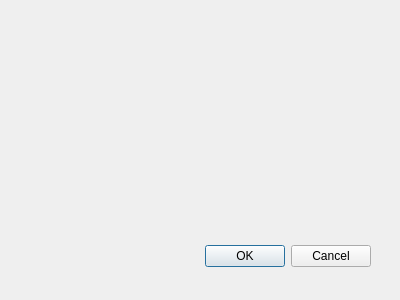
kky107102/qt_scheduler, file editscheduledialog.ui: the form before one commit.
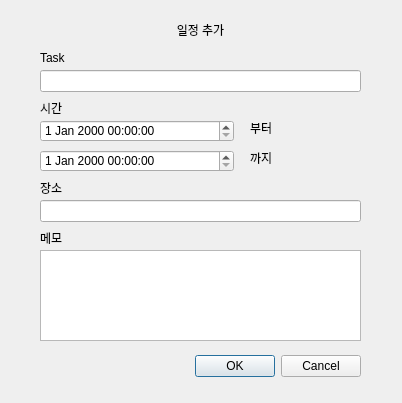
The form after the commit.

Commit message: feat: editscheduledialog ui 추가

```diff
--- a/editscheduledialog.ui
+++ b/editscheduledialog.ui
@@ -6,8 +6,8 @@
    <rect>
     <x>0</x>
     <y>0</y>
-    <width>400</width>
-    <height>300</height>
+    <width>402</width>
+    <height>403</height>
    </rect>
   </property>
   <property name="windowTitle">
@@ -16,9 +16,9 @@
   <widget class="QDialogButtonBox" name="buttonBox">
    <property name="geometry">
     <rect>
-     <x>30</x>
-     <y>240</y>
-     <width>341</width>
+     <x>40</x>
+     <y>350</y>
+     <width>321</width>
      <height>32</height>
     </rect>
    </property>
@@ -29,6 +29,150 @@
     <set>QDialogButtonBox::StandardButton::Cancel|QDialogButtonBox::StandardButton::Ok</set>
    </property>
   </widget>
+  <widget class="QLineEdit" name="lineEdit">
+   <property name="geometry">
+    <rect>
+     <x>40</x>
+     <y>70</y>
+     <width>321</width>
+     <height>22</height>
+    </rect>
+   </property>
+  </widget>
+  <widget class="QTextEdit" name="textEdit">
+   <property name="geometry">
+    <rect>
+     <x>40</x>
+     <y>250</y>
+     <width>321</width>
+     <height>91</height>
+    </rect>
+   </property>
+  </widget>
+  <widget class="QLineEdit" name="lineEdit_2">
+   <property name="geometry">
+    <rect>
+     <x>40</x>
+     <y>200</y>
+     <width>321</width>
+     <height>22</height>
+    </rect>
+   </property>
+  </widget>
+  <widget class="QLabel" name="label">
+   <property name="geometry">
+    <rect>
+     <x>40</x>
+     <y>230</y>
+     <width>48</width>
+     <height>16</height>
+    </rect>
+   </property>
+   <property name="text">
+    <string>메모</string>
+   </property>
+  </widget>
+  <widget class="QLabel" name="label_2">
+   <property name="geometry">
+    <rect>
+     <x>40</x>
+     <y>50</y>
+     <width>48</width>
+     <height>16</height>
+    </rect>
+   </property>
+   <property name="text">
+    <string>Task</string>
+   </property>
+  </widget>
+  <widget class="QLabel" name="label_3">
+   <property name="geometry">
+    <rect>
+     <x>40</x>
+     <y>180</y>
+     <width>48</width>
+     <height>16</height>
+    </rect>
+   </property>
+   <property name="text">
+    <string>장소</string>
+   </property>
+  </widget>
+  <widget class="QLabel" name="label_4">
+   <property name="geometry">
+    <rect>
+     <x>40</x>
+     <y>100</y>
+     <width>48</width>
+     <height>16</height>
+    </rect>
+   </property>
+   <property name="text">
+    <string>시간</string>
+   </property>
+  </widget>
+  <widget class="QDateTimeEdit" name="dateTimeEdit">
+   <property name="geometry">
+    <rect>
+     <x>40</x>
+     <y>120</y>
+     <width>194</width>
+     <height>22</height>
+    </rect>
+   </property>
+  </widget>
+  <widget class="QDateTimeEdit" name="dateTimeEdit_2">
+   <property name="geometry">
+    <rect>
+     <x>40</x>
+     <y>150</y>
+     <width>194</width>
+     <height>22</height>
+    </rect>
+   </property>
+  </widget>
+  <widget class="QLabel" name="label_5">
+   <property name="geometry">
+    <rect>
+     <x>250</x>
+     <y>120</y>
+     <width>48</width>
+     <height>16</height>
+    </rect>
+   </property>
+   <property name="text">
+    <string>부터</string>
+   </property>
+  </widget>
+  <widget class="QLabel" name="label_6">
+   <property name="geometry">
+    <rect>
+     <x>250</x>
+     <y>150</y>
+     <width>48</width>
+     <height>16</height>
+    </rect>
+   </property>
+   <property name="text">
+    <string>까지</string>
+   </property>
+  </widget>
+  <widget class="QLabel" name="label_7">
+   <property name="geometry">
+    <rect>
+     <x>0</x>
+     <y>20</y>
+     <width>401</width>
+     <height>20</height>
+    </rect>
+   </property>
+   <property name="text">
+    <string>일정 추가</string>
+   </property>
+   <property name="alignment">
+    <set>Qt::AlignmentFlag::AlignCenter</set>
+   </property>
+  </widget>
  </widget>
  <resources/>
  <connections>
```
